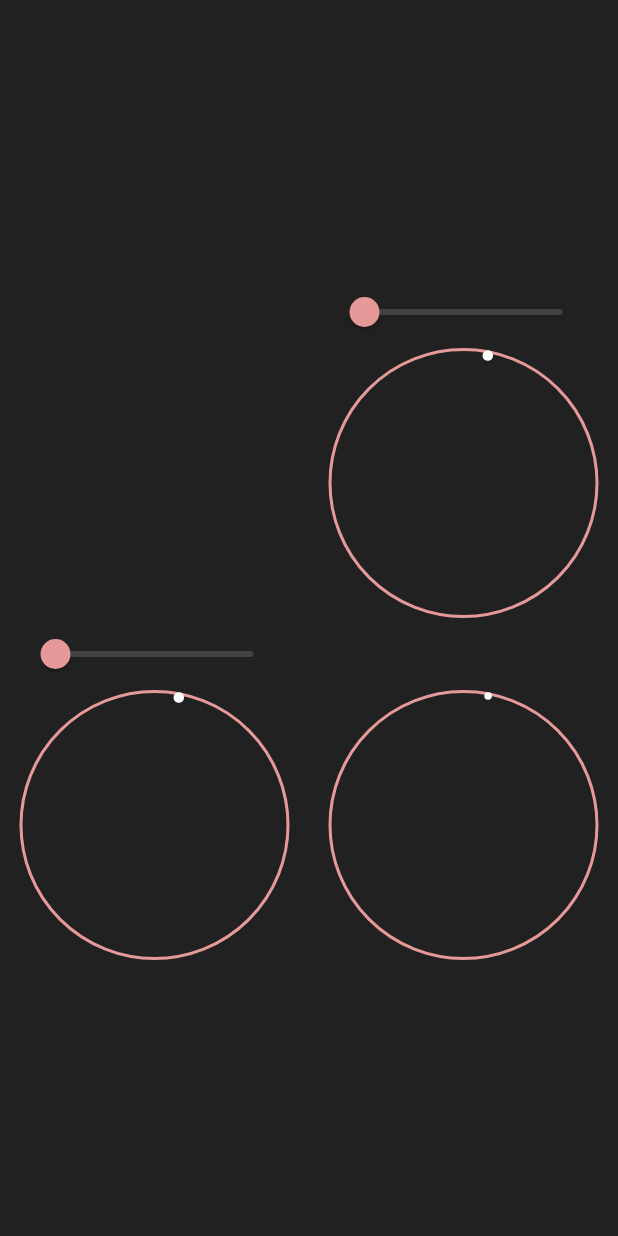
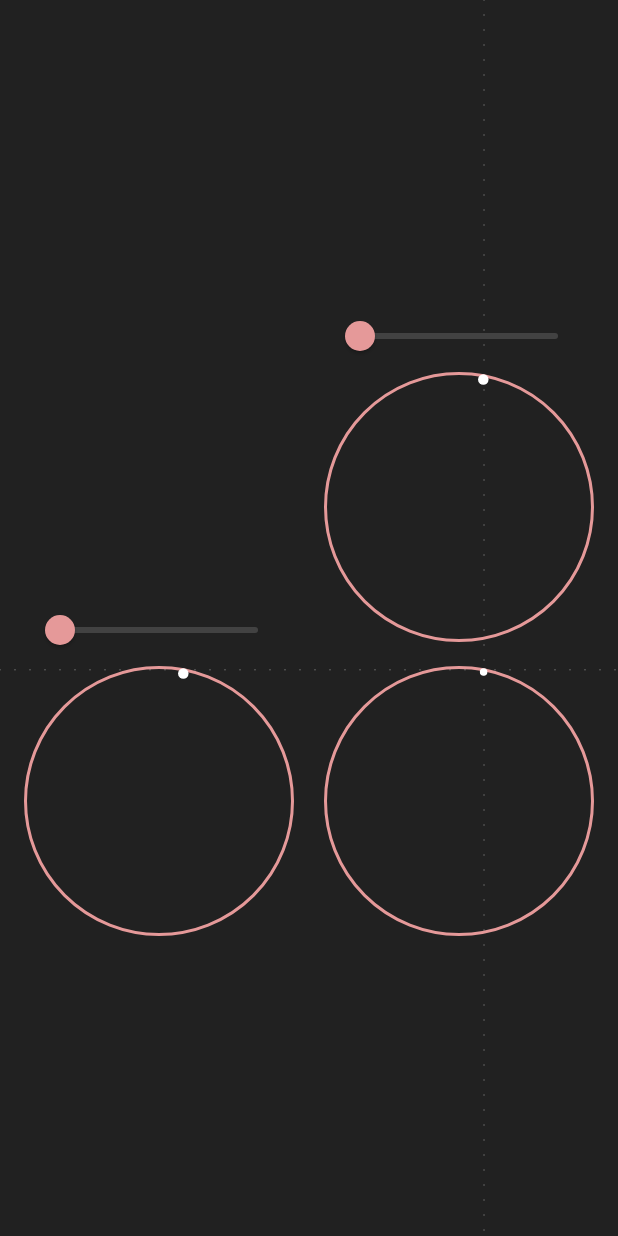
Before and after one commit to dylan-cm/harmonic_curves, a Flutter app: the screen it shows after launch, on a phone screen of 412 x 824 dp. Run offline on Flutter 3.47's test engine with Material 2 defaults, Android fonts, the phone set to English and light mode, and no system bars.

Commit message:
added dashed lines

```diff
--- a/lib/src/atom/dashed_line.dart
+++ b/lib/src/atom/dashed_line.dart
@@ -1,8 +1,82 @@
 import 'package:flutter/material.dart';
 import 'dart:ui';
+import 'dart:math' as math;
 
-class DashedLine extends CustomPainter{
+class DashedLine extends StatefulWidget {
+  final double value, constraint;
+  final bool isVertical;
+
+  DashedLine(this.value, this.isVertical, this.constraint);
+
+  _DashedLineState createState() => _DashedLineState();
+}
+
+class _DashedLineState extends State<DashedLine>
+  with TickerProviderStateMixin{
+  Animation lineAnimation;
+  AnimationController lineController;
+
+  List<Offset> points =[];
+
+  @override
+  void initState() {
+    for(var i=0; i<100; i++){
+      if(!widget.isVertical)points.add( Offset(i*10.0, 0) );
+      else points.add( Offset(0, i*10.0) );
+    }
+
+    lineController = AnimationController(
+      vsync: this,
+      duration: Duration(milliseconds: (10000/widget.value).round())
+    );
+
+    lineAnimation = Tween(begin: 0, end: 2*math.pi).animate(
+      CurvedAnimation(
+        parent: lineController,
+        curve: Curves.linear,
+      )
+    );
+
+    lineController.repeat();
+
+    super.initState();
+  }
+
+  @override
+  Widget build(BuildContext context) {
+    return AnimatedBuilder(
+      animation: lineAnimation,
+      child: CustomPaint(
+        painter: DashedLinePainter(points),
+      ),
+      builder: (context, child){
+        return Container(
+          height: widget.isVertical? MediaQuery.of(context).size.width : widget.constraint-2,
+          width: widget.isVertical? widget.constraint-2 : MediaQuery.of(context).size.height,
+          alignment: Alignment(
+            widget.isVertical? math.cos(lineAnimation.value) : -1.0,
+            widget.isVertical? -1.0 : math.sin(lineAnimation.value),
+          ),
+          child: child
+        );
+      },
+    );
+  }
+
+  @override
+  void didUpdateWidget(DashedLine oldWidget) {
+    setState(() {
+      lineController.duration=Duration(milliseconds: (10000/widget.value).round());
+      lineController.reset();
+      lineController.repeat();
+    });
+    super.didUpdateWidget(oldWidget);
+  }
+}
+class DashedLinePainter extends CustomPainter{
   List<Offset> points;
+
+  DashedLinePainter(this.points);
 
   @override
   void paint(Canvas canvas, Size size){
--- a/lib/src/atom/satellite.dart
+++ b/lib/src/atom/satellite.dart
@@ -20,15 +20,8 @@ class _SatelliteState extends State<Satellite> with TickerProviderStateMixin{
   double x, y;
   double radius;
 
-  List<Offset> dashes =[];
-
   @override
   void initState() {
-    if(x==0||y==0)for(var i=0; i<100; i++){
-      if(x==0)dashes.add( Offset(i*10.0, 0) );
-      else dashes.add( Offset(0, i*10.0) );
-    }
-
     if(widget.x==0 && widget.y==0){x=y=1; radius = 0;}
     else if(widget.x==0) {x=y=widget.y; radius = widget.radius+2;}
     else if (widget.y==0) {x=y=widget.x; radius = widget.radius+2;}
--- a/lib/src/molecules/orbital.dart
+++ b/lib/src/molecules/orbital.dart
@@ -1,6 +1,6 @@
 import 'package:flutter/material.dart';
 import '../atom/satellite.dart';
-import '../atom/path.dart';
+import '../atom/lissajous_inanimate.dart';
 
 class Orbital extends StatelessWidget {
   final double x;
--- a/lib/src/screens/build_your_own_lissajous.dart
+++ b/lib/src/screens/build_your_own_lissajous.dart
@@ -1,19 +1,20 @@
 import 'package:flutter/material.dart';
 import '../molecules/orbital.dart';
+import '../atom/dashed_line.dart';
 
 class BuildYourOwnLissajous extends StatefulWidget {
   _BuildYourOwnLissajousState createState() => _BuildYourOwnLissajousState();
 }
 
-class _BuildYourOwnLissajousState extends State<BuildYourOwnLissajous> {
+class _BuildYourOwnLissajousState extends State<BuildYourOwnLissajous>
+  with TickerProviderStateMixin{
   double x, y, diameter;
-  Orbital xOrb;
 
   @override
   void initState() {
     x=y=1;
     diameter = 180;
-    xOrb = Orbital(x, 0, diameter: diameter,);
+
     super.initState();
   }
 
@@ -23,61 +24,51 @@ class _BuildYourOwnLissajousState extends State<BuildYourOwnLissajous> {
       width: MediaQuery.of(context).size.width,
       height: MediaQuery.of(context).size.height,
       alignment: Alignment(0, 0),
-      child: Column(
-        mainAxisAlignment: MainAxisAlignment.center,
+      child: Stack(
         children: [
-          Row(
-            mainAxisAlignment: MainAxisAlignment.spaceAround,
-            crossAxisAlignment: CrossAxisAlignment.end,
-            children: <Widget>[
-            SizedBox(height: diameter, width: diameter,),
-            Column(children: <Widget>[
-              Container(
-            width: diameter,
-            child: Slider(
-              inactiveColor: Colors.grey[800],
-              activeColor: Orbital(x, 0).generateColor(),
-              min: 1.0,
-              max: 20,
-              value: x,
-              onChanged: (value) => setState(()=>x=value),
-            )
+          Positioned(
+            bottom: 201,
+            child: DashedLine(y, false, diameter),
           ),
-          Orbital(x, 0, diameter: diameter,),
-            ],)
-          ],),
-
-          Row(
-            crossAxisAlignment: CrossAxisAlignment.end,
-            mainAxisAlignment: MainAxisAlignment.spaceAround,
-            children: <Widget>[
-              // Container(width: 10,height: 0, color: Colors.red,),
-              Column(
-                children: <Widget>[
-                  Container(
-                    width: diameter,
-                    child: Slider( //TODO: make vertical slider package
-                      inactiveColor: Colors.grey[800],
-                      activeColor: Orbital(y, 0).generateColor(),
-                      min: 1.0,
-                      max: 20,
-                      value: y,
-                      onChanged: (value) => setState(()=>y=value),
-                    )
-                  ),
-                  Container(width: 10,),
-                  Orbital(0, y, diameter: diameter,),
-                  Container(width: 10,),
-                ],
-              ),
-              Orbital(x, y, diameter: diameter,),
-            ],
+          Positioned(
+            right: 17,
+            child: DashedLine(x, true, diameter),
           ),
-
-
-
+          Positioned(
+            right: 16,
+            top: 200,
+            child: _buildSelector(x, true),
+          ),
+          Positioned(
+            left: 16,
+            bottom: 200,
+            child: _buildSelector(y, false),
+          ),
+          Positioned(
+            right: 16,
+            bottom: 200,
+            child: Orbital(x, y, diameter: diameter,),
+          ),
         ]
       )
     );
   }
+
+  Widget _buildSelector(double axis, bool isXAxis){
+    return Column(children: <Widget>[
+    Container(
+      width: diameter,
+      child: Slider(
+        inactiveColor: Colors.grey[800],
+        activeColor: Orbital(axis, 0).generateColor(),
+        min: 1.0,
+        max: 20,
+        value: axis,
+        onChanged: (value) => setState(()=> isXAxis ? x=value : y=value),
+      )
+    ),
+    Orbital(isXAxis ? axis : 0, isXAxis ? 0 : axis, diameter: diameter,),
+      ],
+    );
+  }
 }
```
Also changed, not shown: lib/src/atom/lissajous_animated.dart (added, +206 -0 lines), lib/src/atom/lissajous_inanimate.dart (added, +68 -0 lines), lib/src/atom/path.dart (deleted, +0 -271 lines).
